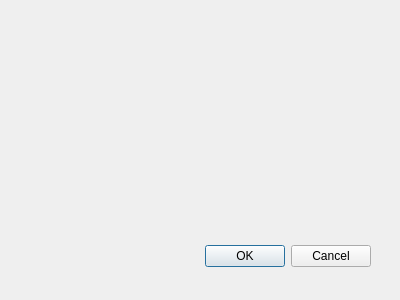
Above: src/messagewindow.ui from Rafostar/castnow-gui before the change. Below: the same form after it.
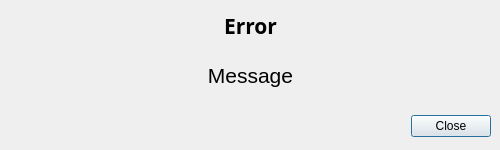
That is the form after the change.

Commit message: Initial design of message window

```diff
--- a/src/messagewindow.ui
+++ b/src/messagewindow.ui
@@ -8,27 +8,84 @@
    <rect>
     <x>0</x>
     <y>0</y>
-    <width>400</width>
-    <height>300</height>
+    <width>500</width>
+    <height>150</height>
    </rect>
   </property>
+  <property name="minimumSize">
+   <size>
+    <width>500</width>
+    <height>150</height>
+   </size>
+  </property>
+  <property name="maximumSize">
+   <size>
+    <width>500</width>
+    <height>150</height>
+   </size>
+  </property>
   <property name="windowTitle">
    <string>Dialog</string>
   </property>
   <widget class="QDialogButtonBox" name="buttonBox">
    <property name="geometry">
     <rect>
-     <x>30</x>
-     <y>240</y>
-     <width>341</width>
+     <x>10</x>
+     <y>110</y>
+     <width>481</width>
      <height>32</height>
     </rect>
    </property>
-   <property name="orientation">
-    <enum>Qt::Horizontal</enum>
-   </property>
    <property name="standardButtons">
-    <set>QDialogButtonBox::Cancel|QDialogButtonBox::Ok</set>
+    <set>QDialogButtonBox::Close</set>
+   </property>
+  </widget>
+  <widget class="QLabel" name="messageText">
+   <property name="geometry">
+    <rect>
+     <x>10</x>
+     <y>50</y>
+     <width>481</width>
+     <height>51</height>
+    </rect>
+   </property>
+   <property name="font">
+    <font>
+     <pointsize>16</pointsize>
+    </font>
+   </property>
+   <property name="text">
+    <string>Message</string>
+   </property>
+   <property name="alignment">
+    <set>Qt::AlignCenter</set>
+   </property>
+   <property name="wordWrap">
+    <bool>true</bool>
+   </property>
+  </widget>
+  <widget class="QLabel" name="messageType">
+   <property name="geometry">
+    <rect>
+     <x>15</x>
+     <y>10</y>
+     <width>471</width>
+     <height>31</height>
+    </rect>
+   </property>
+   <property name="font">
+    <font>
+     <family>Waree</family>
+     <pointsize>16</pointsize>
+     <weight>75</weight>
+     <bold>true</bold>
+    </font>
+   </property>
+   <property name="text">
+    <string>Error</string>
+   </property>
+   <property name="alignment">
+    <set>Qt::AlignCenter</set>
    </property>
   </widget>
  </widget>
```
Left out of the diff: 5 changed lines with no effect on the pictures. The commit also changes 1 other file.
